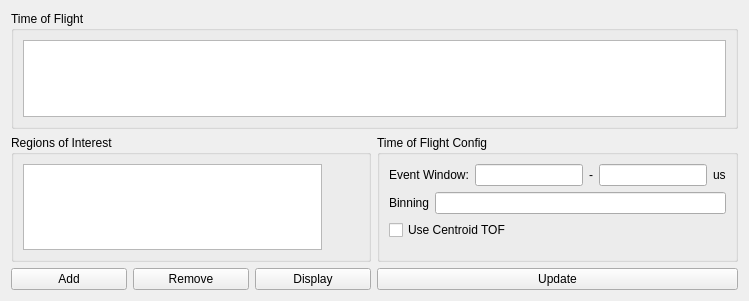
Before: the Qt Designer form pymepixviewer/pymepixviewer/panels/ui/timeofflightpanel.ui in CFEL-CMI/pymepix, drawn with Qt 5.
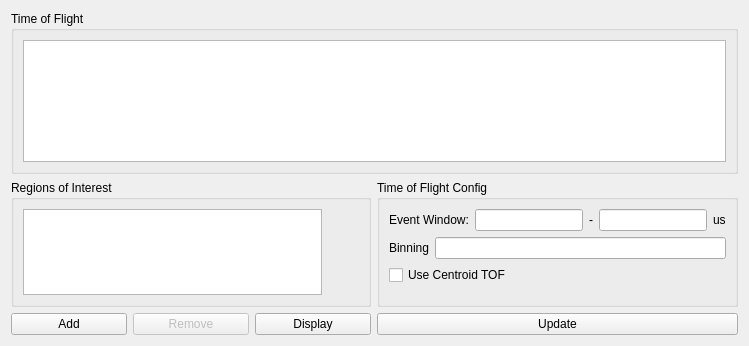
After: the same form once the commit is applied. Custom widgets are drawn as their Qt base class.

What changed in the file:
```diff
--- a/pymepixviewer/pymepixviewer/panels/ui/timeofflightpanel.ui
+++ b/pymepixviewer/pymepixviewer/panels/ui/timeofflightpanel.ui
@@ -7,7 +7,7 @@
     <x>0</x>
     <y>0</y>
     <width>749</width>
-    <height>301</height>
+    <height>346</height>
    </rect>
   </property>
   <property name="windowTitle">
@@ -73,6 +73,9 @@
          </item>
          <item>
           <widget class="QPushButton" name="remove_roi">
+           <property name="enabled">
+            <bool>false</bool>
+           </property>
            <property name="text">
             <string>Remove</string>
            </property>
```
